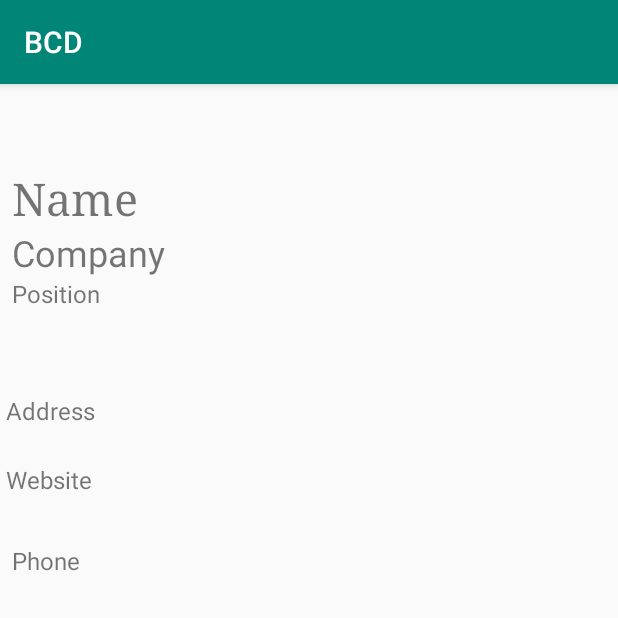
After one commit to AsianJesus/azercosmos-business-card-database, an Android app: the ShowCardActivity screen opened directly, with no data from a screen before it, on a phone screen of 412 x 824 dp, the top half of it. The commit adds this screen. Run offline under Robolectric (Android 15) with nearby library versions, the phone set to English and light mode, and no system bars.

Commit message:
Show card page

```diff
--- a/android/app/src/main/AndroidManifest.xml
+++ b/android/app/src/main/AndroidManifest.xml
@@ -29,6 +29,7 @@
         </activity>
         <activity android:name=".NewCardActivity" />
         <activity android:name=".ConfigActivity" />
+        <activity android:name=".ShowCardActivity" />
     </application>
 
 </manifest>
--- a/android/app/src/main/java/com/ohmycthulhu/businesscarddatabase/BusinessCard.kt
+++ b/android/app/src/main/java/com/ohmycthulhu/businesscarddatabase/BusinessCard.kt
@@ -1,7 +1,8 @@
 package com.ohmycthulhu.businesscarddatabase
 
-class BusinessCard (name: String, company: String?, email: String?, address: String?, phone: String?, website: String?, position: String?, private: Boolean, note: String?, imagePath: String?) {
+import java.io.Serializable
 
+class BusinessCard (name: String, company: String?, email: String?, address: String?, phone: String?, website: String?, position: String?, private: Boolean, note: String?, imagePath: String?) : Serializable {
     var name: String
     var company: String?
     var position: String?
@@ -25,4 +26,5 @@ class BusinessCard (name: String, company: String?, email: String?, address: Str
         this.note = note
         this.imagePath = imagePath
     }
+
 }
--- /dev/null
+++ b/android/app/src/main/java/com/ohmycthulhu/businesscarddatabase/ShowCardActivity.kt
@@ -0,0 +1,73 @@
+package com.ohmycthulhu.businesscarddatabase
+
+import android.content.Context
+import android.content.SharedPreferences
+import android.graphics.drawable.Drawable
+import android.os.AsyncTask
+import android.os.Bundle
+import android.support.v7.app.AppCompatActivity
+import android.widget.ImageView
+import android.widget.Toast
+import kotlinx.android.synthetic.main.activity_show_card.*
+import java.io.InputStream
+import java.net.URL
+
+class ShowCardActivity : AppCompatActivity() {
+    private lateinit var sharedPreferences: SharedPreferences
+
+    override fun onCreate(savedInstanceState: Bundle?) {
+        super.onCreate(savedInstanceState)
+        setContentView(R.layout.activity_show_card)
+
+        sharedPreferences = getSharedPreferences("com.ohmycthulhu.businesscarddatabase", Context.MODE_PRIVATE)
+
+        val card = intent.getSerializableExtra("card") as BusinessCard?
+
+        if (card == null) {
+            Toast.makeText(this, "Card is null", Toast.LENGTH_SHORT).show()
+        } else {
+            showCardName.text = card.name
+            showCardCompany.text = card.company ?: ""
+            showCardPosition.text = card.position ?: ""
+            showCardAddress.text = card.address ?: ""
+            showCardPosition.text = card.website ?: ""
+            showCardPhone.text = card.phone ?: ""
+
+            if (card.imagePath != null) {
+
+                val url = "${sharedPreferences.getString("api_address", "http://192.168.1.8")}/images/1556898701.jpeg"
+                Toast.makeText(this, "Loading image from $url", Toast.LENGTH_SHORT).show()
+
+                LoadImage(showCardImage, this).execute(url)
+            }
+        }
+    }
+}
+private class LoadImage() : AsyncTask<String, Void, Drawable>() {
+    private lateinit var imageView: ImageView
+    private lateinit var mContext: Context
+
+    constructor(view: ImageView, context: Context) : this(){
+        this.imageView = view
+        this.mContext = context
+    }
+
+    override fun doInBackground(vararg params: String?): Drawable? {
+        try {
+            val url = URL(params[0])
+            val drawable = Drawable.createFromStream(url.content as InputStream, "src")
+            return drawable
+        } catch (e: Exception) {
+            return null
+        }
+    }
+
+    override fun onPostExecute(result: Drawable?) {
+        super.onPostExecute(result)
+        if (result != null) {
+            imageView.setImageDrawable(result)
+        } else {
+            Toast.makeText(mContext, "It returned null", Toast.LENGTH_SHORT).show()
+        }
+    }
+}
--- /dev/null
+++ b/android/app/src/main/res/layout/activity_show_card.xml
@@ -0,0 +1,57 @@
+<?xml version="1.0" encoding="utf-8"?>
+<android.support.constraint.ConstraintLayout xmlns:android="http://schemas.android.com/apk/res/android"
+                                             xmlns:app="http://schemas.android.com/apk/res-auto" xmlns:tools="http://schemas.android.com/tools" android:layout_width="match_parent"
+                                             android:layout_height="match_parent">
+
+    <TextView
+            android:layout_width="wrap_content"
+            android:layout_height="wrap_content"
+            android:id="@+id/showCardName" app:layout_constraintStart_toStartOf="parent"
+            android:layout_marginStart="8dp"
+            android:textSize="30sp"
+            android:layout_marginTop="56dp" app:layout_constraintTop_toTopOf="parent" android:fontFamily="serif"
+            android:text="Name"/>
+    <TextView
+            android:text="Company"
+            android:layout_width="wrap_content"
+            android:layout_height="wrap_content"
+            android:id="@+id/showCardCompany" android:textSize="24sp" app:layout_constraintStart_toStartOf="parent"
+            android:layout_marginStart="8dp"
+            app:layout_constraintTop_toBottomOf="@+id/showCardName"/>
+    <TextView
+            android:text="Position"
+            android:layout_width="wrap_content"
+            android:layout_height="wrap_content"
+            android:id="@+id/showCardPosition" android:textSize="16sp" app:layout_constraintStart_toStartOf="parent"
+            android:layout_marginStart="8dp"
+            app:layout_constraintTop_toBottomOf="@+id/showCardCompany"/>
+    <TextView
+            android:text="Address"
+            android:layout_width="wrap_content"
+            android:layout_height="wrap_content"
+            android:id="@+id/showCardAddress" android:textSize="16sp" app:layout_constraintStart_toStartOf="parent"
+            android:layout_marginStart="4dp"
+            app:layout_constraintTop_toBottomOf="@+id/showCardPosition" android:layout_marginTop="56dp"/>
+    <TextView
+            android:text="Website"
+            android:layout_width="wrap_content"
+            android:layout_height="wrap_content"
+            android:id="@+id/showCardWebsite" android:textSize="16sp" app:layout_constraintStart_toStartOf="parent"
+            android:layout_marginStart="4dp"
+            app:layout_constraintTop_toBottomOf="@+id/showCardAddress" android:layout_marginTop="24dp"/>
+    <TextView
+            android:text="Phone"
+            android:layout_width="wrap_content"
+            android:layout_height="wrap_content"
+            android:id="@+id/showCardPhone" android:textSize="16sp" app:layout_constraintStart_toStartOf="parent"
+            android:layout_marginStart="8dp"
+            app:layout_constraintTop_toBottomOf="@+id/showCardWebsite" android:layout_marginTop="32dp"/>
+    <ImageView
+            android:layout_width="match_parent"
+            android:layout_height="0dp" tools:srcCompat="@tools:sample/backgrounds/scenic"
+            android:id="@+id/showCardImage" app:layout_constraintEnd_toEndOf="parent"
+            android:layout_marginEnd="8dp" app:layout_constraintStart_toStartOf="parent"
+            android:layout_marginStart="8dp" android:layout_marginBottom="8dp"
+            app:layout_constraintBottom_toBottomOf="parent" android:layout_marginTop="8dp"
+            app:layout_constraintTop_toBottomOf="@+id/showCardPhone"/>
+</android.support.constraint.ConstraintLayout>
```
Also changed, not shown: android/app/src/main/java/com/ohmycthulhu/businesscarddatabase/BusinessCardsAdapter.kt (deleted, +0 -8 lines), android/app/src/main/java/com/ohmycthulhu/businesscarddatabase/MainActivity.kt (+9 -1 lines).
